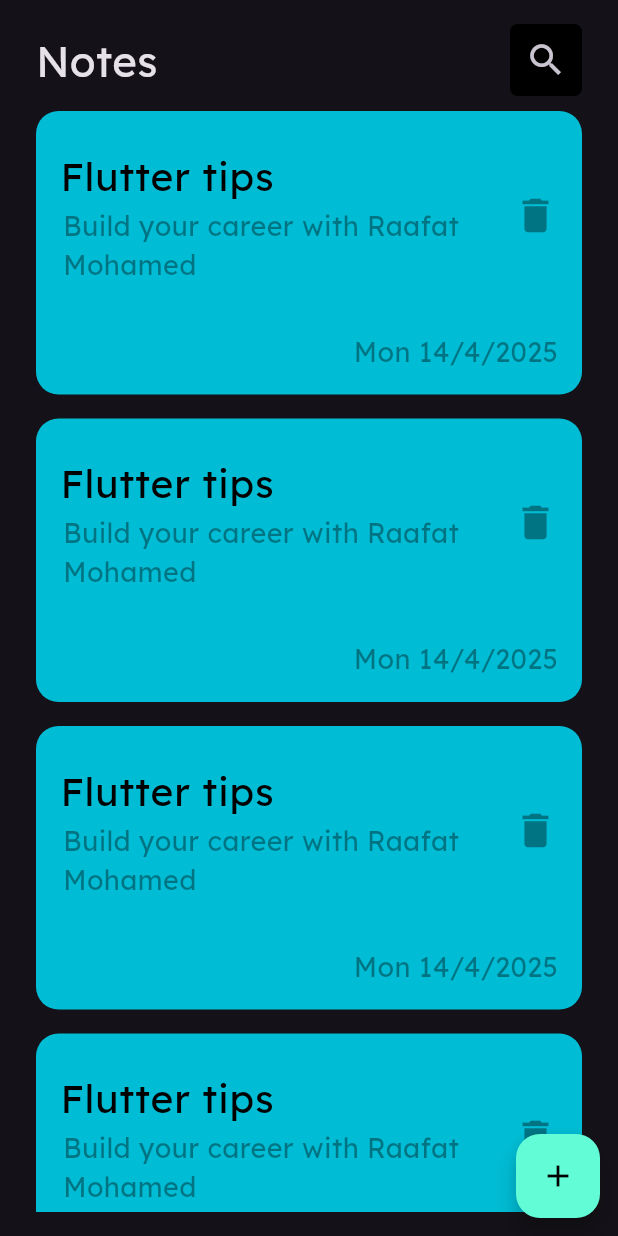
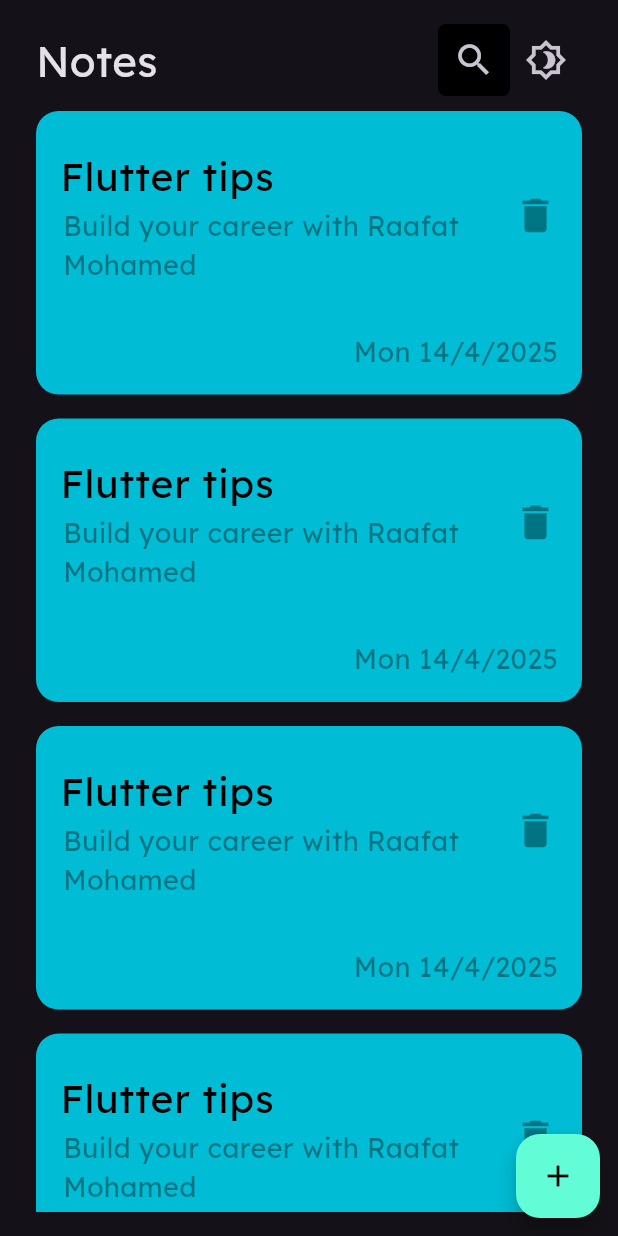
Before and after one commit to RafatMohamed/NotesApp, a Flutter app: the screen it shows after launch, on a phone screen of 412 x 824 dp. Run offline on Flutter 3.47's test engine with Material 3 defaults, Android fonts, the phone set to English and light mode, and no system bars; our stand-ins replace flutter_bloc, get.

Commit message:
Add Toggle Them by using cubit

```diff
--- /dev/null
+++ b/lib/app/logic/them_toggle_cubit.dart
@@ -0,0 +1,11 @@
+import 'package:flutter_bloc/flutter_bloc.dart';
+import 'package:notes_proj/app/logic/them_toggle_state.dart';
+
+class ThemToggleCubit extends Cubit<ThemToggleState> {
+  ThemToggleCubit() : super(ThemToggleInitial());
+  late  bool isDark=true;
+  void toggleThem(){
+    isDark=!isDark;
+    emit(ThemToggleSuccess());
+  }
+}
--- /dev/null
+++ b/lib/app/logic/them_toggle_state.dart
@@ -0,0 +1,4 @@
+ class ThemToggleState {}
+
+final class ThemToggleInitial extends ThemToggleState {}
+final class ThemToggleSuccess extends ThemToggleState {}
--- a/lib/app/main_app.dart
+++ b/lib/app/main_app.dart
@@ -1,21 +1,31 @@
 import 'package:flutter/material.dart';
+import 'package:flutter_bloc/flutter_bloc.dart';
 import 'package:get/get.dart';
-
+import 'package:notes_proj/app/logic/them_toggle_cubit.dart';
 import '../core/constant/app_constant.dart';
 import '../features/home_note/views/home_note_view.dart';
+import 'logic/them_toggle_state.dart';
 
 class MyApp extends StatelessWidget {
   const MyApp({super.key});
-  final bool isDark =true;
+
   @override
   Widget build(BuildContext context) {
-    return GetMaterialApp(
-      title: kAppTitle,
-      theme: ThemeData(
-        brightness:isDark ? Brightness.dark: Brightness.light,
-        fontFamily: kFontFamily,
+    return BlocProvider(
+      create: (context) => ThemToggleCubit(),
+      child: BlocBuilder<ThemToggleCubit, ThemToggleState>(
+        builder: (context, state) {
+          final isDark = context.read<ThemToggleCubit>().isDark;
+          return GetMaterialApp(
+            title: kAppTitle,
+            theme: ThemeData(
+              brightness: isDark? Brightness.dark : Brightness.light,
+              fontFamily: kFontFamily,
+            ),
+            home: const HomeNoteView(),
+          );
+        },
       ),
-      home: const HomeNoteView(),
     );
   }
 }
--- a/lib/core/widgets/custom_app_bar.dart
+++ b/lib/core/widgets/custom_app_bar.dart
@@ -1,22 +1,36 @@
 import 'package:flutter/material.dart';
+import 'package:flutter_bloc/flutter_bloc.dart';
+import 'package:notes_proj/app/logic/them_toggle_cubit.dart';
+import 'package:notes_proj/app/logic/them_toggle_state.dart';
 import 'package:notes_proj/core/resources/app_color.dart';
 
 class CustomAppBar extends StatelessWidget {
-  const CustomAppBar({super.key,required this.text, required this.iconButton, required this.onPress});
+  const CustomAppBar({
+    super.key, required this.text,
+    required this.iconButton,
+    required this.onPress,
+  });
+
   final String text;
   final IconData iconButton;
   final Function() onPress;
+
+
   @override
   Widget build(BuildContext context) {
-    return  Row(
+    return Builder(
+      builder: (context) {
+        return Row(
           mainAxisAlignment: MainAxisAlignment.spaceBetween,
-      children: <Widget> [
+          children: <Widget>[
             Text(
-          text ,
-          style:const TextStyle(
+              text,
+              style: const TextStyle(
                 fontSize: 28,
               ),
             ),
+            Row(
+              children: [
                 Container(
                   decoration: BoxDecoration(
                     color: AppColor(context).blackColor.withValues(alpha: 1),
@@ -24,10 +38,28 @@
                   ),
                   child: IconButton(
                       onPressed: onPress,
-              icon:  Icon(iconButton,size: 28,)
+                      icon: Icon(iconButton, size: 28,)
                   ),
+                ),
+                BlocBuilder<ThemToggleCubit, ThemToggleState>(
+                  builder: (context, state) {
+                    final cubit = context.read<ThemToggleCubit>();
+                    return IconButton(
+                        onPressed: () {
+                          cubit.toggleThem();
+                        },
+                        icon: Icon(
+                        cubit.isDark?Icons.brightness_4_outlined:Icons.brightness_4,
+                          size: 28,
+                        )
+                    );
+                  },
+                ),
+              ],
             ),
           ],
         );
       }
+    );
   }
+}
--- a/lib/features/edite_note/views/edit_note_view.dart
+++ b/lib/features/edite_note/views/edit_note_view.dart
@@ -3,8 +3,7 @@
 import '../../../core/widgets/def_bottom_sheet.dart';
 
 class EditeNoteView  extends StatelessWidget{
-  const EditeNoteView({super.key});
-
+  const EditeNoteView({super.key,});
   @override
   Widget build(BuildContext context) {
    return Scaffold(
@@ -29,5 +28,4 @@
      ),
    );
   }
-
 }
--- a/lib/features/home_note/views/widget/custom_list_view_widget.dart
+++ b/lib/features/home_note/views/widget/custom_list_view_widget.dart
@@ -3,7 +3,7 @@
 import '../../../edite_note/views/edit_note_view.dart';
 
 class CustomListViewWidget extends StatelessWidget {
-  const CustomListViewWidget({super.key});
+  const CustomListViewWidget({super.key, });
 
   @override
   Widget build(BuildContext context) {
@@ -42,7 +42,8 @@
               color: Colors.black38,
             ),
             onTap: () {
-              AppNavigator.navigatorPushGo(context: context, navigatorToPage: const EditeNoteView());
+              AppNavigator.navigatorPushGo(context: context, navigatorToPage: const EditeNoteView(
+              ));
             },
           ),
           const Padding(
--- a/pubspec.yaml
+++ b/pubspec.yaml
@@ -35,6 +35,7 @@
   # Use with the CupertinoIcons class for iOS style icons.
   cupertino_icons: ^1.0.8
   get: ^4.7.2
+  flutter_bloc: ^9.1.0
 
 dev_dependencies:
   flutter_test:
```
Also changed, not shown: lib/features/home_note/views/home_note_view.dart (+5 -3 lines), pubspec.lock. Lines whose indentation alone changed are shown as unchanged.
